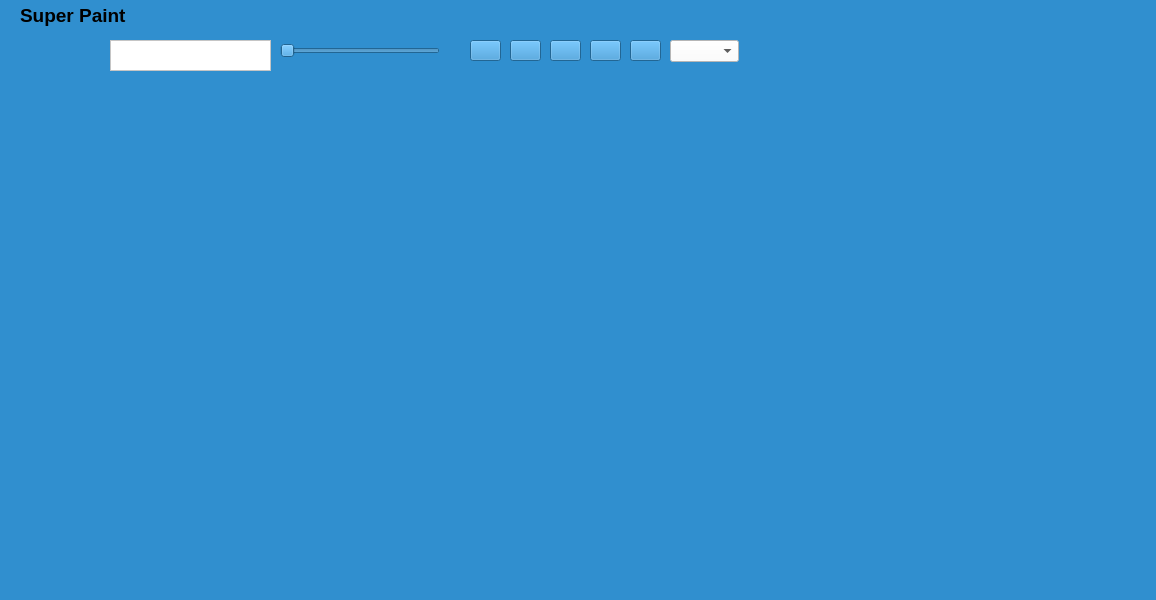
First picture: the form in views/main_window.ui, repository DanielChairezLoya/Superpaint, before the edit.
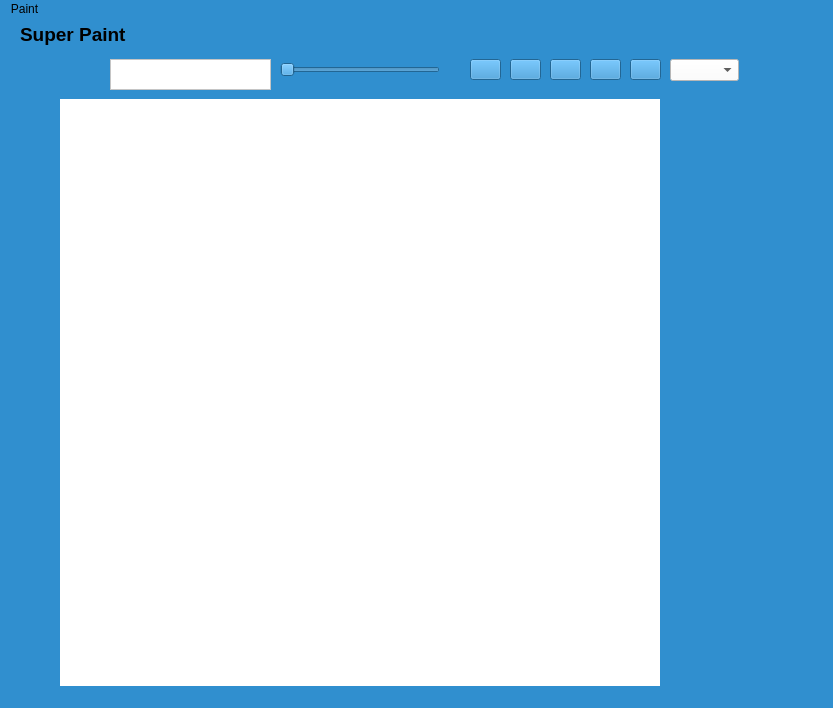
Second picture: the form after the edit. Icons and pictures are not drawn.

Commit message: Avance en el paint

```diff
--- a/views/main_window.ui
+++ b/views/main_window.ui
@@ -6,8 +6,8 @@
    <rect>
     <x>0</x>
     <y>0</y>
-    <width>1156</width>
-    <height>600</height>
+    <width>833</width>
+    <height>708</height>
    </rect>
   </property>
   <property name="windowTitle">
@@ -60,6 +60,18 @@
       <height>22</height>
      </rect>
     </property>
+    <property name="minimum">
+     <number>1</number>
+    </property>
+    <property name="maximum">
+     <number>80</number>
+    </property>
+    <property name="singleStep">
+     <number>30</number>
+    </property>
+    <property name="pageStep">
+     <number>30</number>
+    </property>
     <property name="orientation">
      <enum>Qt::Horizontal</enum>
     </property>
@@ -163,16 +175,37 @@
 </string>
     </property>
    </widget>
+   <widget class="QWidget" name="widget" native="true">
+    <property name="geometry">
+     <rect>
+      <x>60</x>
+      <y>80</y>
+      <width>600</width>
+      <height>600</height>
+     </rect>
+    </property>
+    <property name="styleSheet">
+     <string notr="true">background-color:white
+</string>
+    </property>
+   </widget>
   </widget>
   <widget class="QMenuBar" name="menubar">
    <property name="geometry">
     <rect>
      <x>0</x>
      <y>0</y>
-     <width>1156</width>
+     <width>833</width>
      <height>21</height>
     </rect>
    </property>
+   <widget class="QMenu" name="menuPaint">
+    <property name="title">
+     <string>Paint</string>
+    </property>
+    <addaction name="actionOpen"/>
+   </widget>
+   <addaction name="menuPaint"/>
   </widget>
   <widget class="QStatusBar" name="statusbar"/>
  </widget>
```
Left out of the diff: 21 changed lines with no effect on the pictures. The commit also changes 4 other files.
